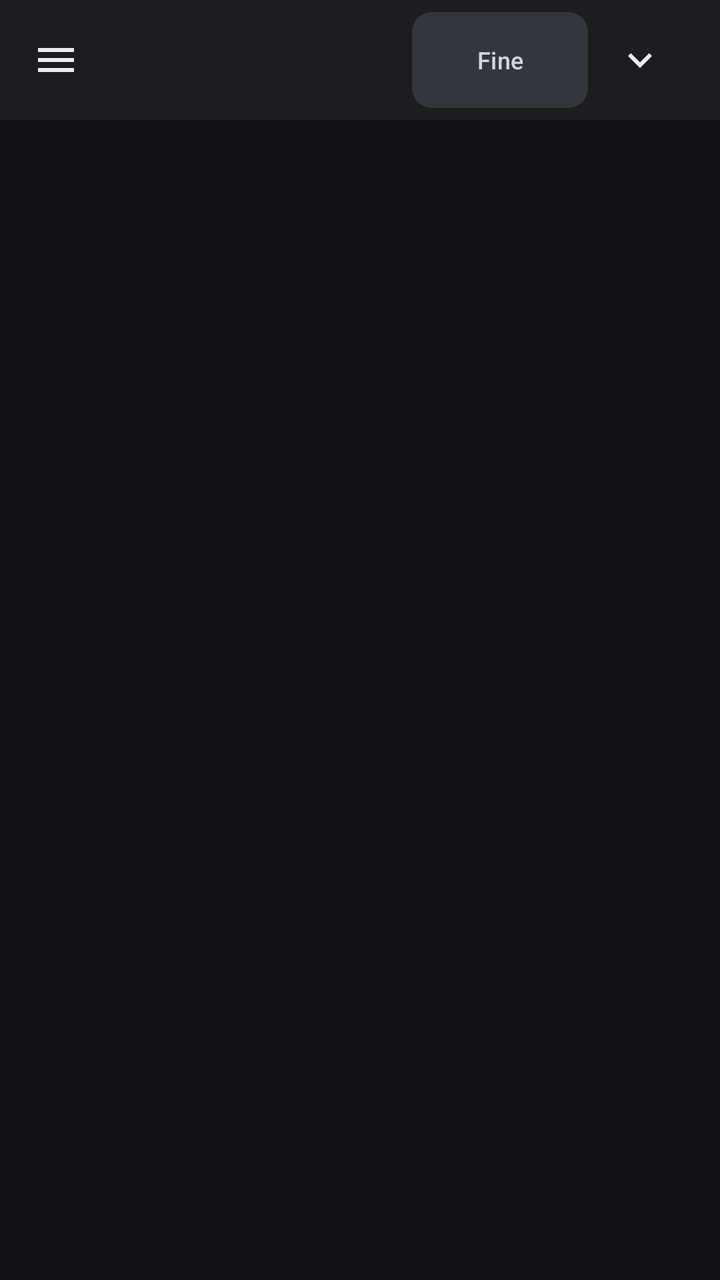
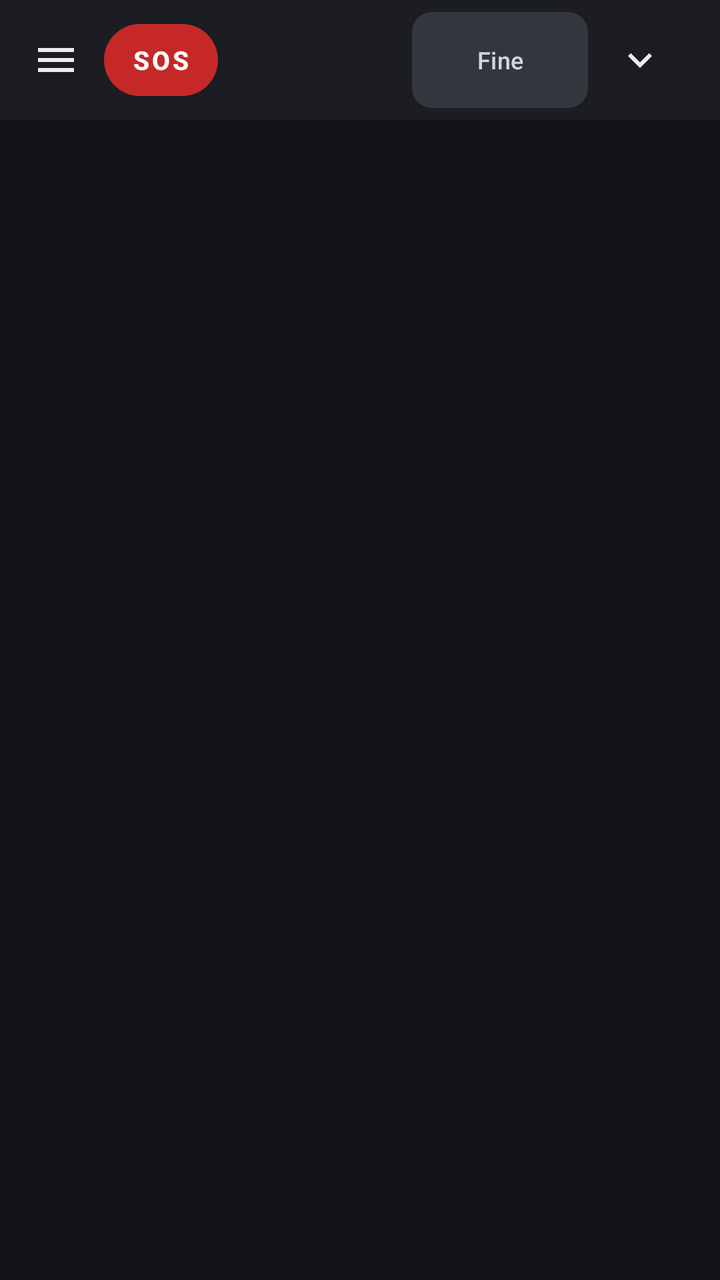

An Android layout rendered at two revisions. The XML below is the earlier revision; the diff shows what the commit changed to produce the second picture.
<!-- AndroidManifest.xml: application theme Theme.CLMix -->
<!-- res/layout/activity_mixer.xml -->
<?xml version="1.0" encoding="utf-8"?>
<androidx.drawerlayout.widget.DrawerLayout
    xmlns:android="http://schemas.android.com/apk/res/android"
    xmlns:app="http://schemas.android.com/apk/res-auto"
    android:id="@+id/drawer_layout"
    android:layout_width="match_parent"
    android:layout_height="match_parent">

    <androidx.coordinatorlayout.widget.CoordinatorLayout
        android:layout_width="match_parent"
        android:layout_height="match_parent">

    
    <LinearLayout
        android:id="@+id/mixer_column"
        android:layout_width="match_parent"
        android:layout_height="match_parent"
        android:orientation="vertical"
        android:paddingBottom="@dimen/aux_sheet_peek"
        android:background="?android:attr/colorBackground">

        <LinearLayout
            android:id="@+id/top_bar"
            android:layout_width="match_parent"
            android:layout_height="wrap_content"
            android:orientation="horizontal"
            android:background="?attr/colorSurface"
            android:paddingHorizontal="8dp"
            android:paddingVertical="6dp"
            android:gravity="center_vertical">

            <ImageButton
                android:id="@+id/menu_button"
                android:layout_width="40dp"
                android:layout_height="40dp"
                android:layout_marginEnd="4dp"
                android:background="?attr/selectableItemBackgroundBorderless"
                android:contentDescription="Menu"
                android:src="@drawable/ic_menu" />

            
            <Space
                android:layout_width="0dp"
                android:layout_height="1dp"
                android:layout_weight="1" />

            <com.google.android.material.button.MaterialButton
                android:id="@+id/smooth_button"
                style="@style/Widget.Material3.Button.TonalButton"
                android:layout_width="wrap_content"
                android:layout_height="wrap_content"
                android:layout_marginStart="10dp"
                android:text="Fine"
                android:textSize="12sp"
                android:insetTop="0dp"
                android:insetBottom="0dp"
                app:cornerRadius="10dp"
                app:backgroundTint="@color/mute_inactive"
                android:textColor="@color/on_mute_inactive" />

            
            <ImageButton
                android:id="@+id/bank_toggle"
                android:layout_width="40dp"
                android:layout_height="40dp"
                android:layout_marginStart="6dp"
                android:background="?attr/selectableItemBackgroundBorderless"
                android:contentDescription="Show banks"
                android:src="@drawable/ic_arrow_down" />

            <TextView
                android:id="@+id/status_label"
                android:layout_width="wrap_content"
                android:layout_height="wrap_content"
                android:layout_marginStart="12dp"
                android:textColor="?attr/colorError"
                android:text="" />

        </LinearLayout>

        
        <androidx.recyclerview.widget.RecyclerView
            android:id="@+id/bank_recycler"
            android:layout_width="match_parent"
            android:layout_height="wrap_content"
            android:background="?attr/colorSurface"
            android:paddingHorizontal="9dp"
            android:paddingTop="2dp"
            android:paddingBottom="10dp"
            android:visibility="gone" />

        <androidx.recyclerview.widget.RecyclerView
            android:id="@+id/channel_recycler"
            android:layout_width="match_parent"
            android:layout_height="0dp"
            android:layout_weight="1"
            android:orientation="horizontal"
            android:clipToPadding="false"
            android:padding="10dp" />

    </LinearLayout>

    
    <LinearLayout
        android:id="@+id/aux_sheet"
        android:layout_width="match_parent"
        android:layout_height="0dp"
        android:orientation="vertical"
        android:background="?attr/colorSurface"
        android:elevation="12dp"
        app:behavior_peekHeight="@dimen/aux_sheet_peek"
        app:behavior_hideable="false"
        app:layout_behavior="com.google.android.material.bottomsheet.BottomSheetBehavior">

        
        <LinearLayout
            android:id="@+id/aux_handle"
            android:layout_width="match_parent"
            android:layout_height="@dimen/aux_sheet_peek"
            android:orientation="horizontal"
            android:gravity="center_vertical"
            android:background="?attr/selectableItemBackground"
            android:paddingHorizontal="12dp">

            <ImageView
                android:id="@+id/aux_arrow_start"
                android:layout_width="26dp"
                android:layout_height="26dp"
                android:contentDescription="@null"
                android:src="@drawable/ic_arrow_up"
                app:tint="@color/on_surface_variant" />

            <TextView
                android:id="@+id/current_aux_label"
                android:layout_width="0dp"
                android:layout_height="wrap_content"
                android:layout_weight="1"
                android:gravity="center"
                android:maxLines="1"
                android:ellipsize="end"
                android:textSize="15sp"
                android:textStyle="bold"
                android:textColor="@color/primary"
                android:text="" />

            <ImageView
                android:id="@+id/aux_arrow_end"
                android:layout_width="26dp"
                android:layout_height="26dp"
                android:contentDescription="@null"
                android:src="@drawable/ic_arrow_up"
                app:tint="@color/on_surface_variant" />

        </LinearLayout>

        <androidx.recyclerview.widget.RecyclerView
            android:id="@+id/aux_sheet_recycler"
            android:layout_width="match_parent"
            android:layout_height="0dp"
            android:layout_weight="1"
            android:clipToPadding="false"
            android:paddingBottom="10dp" />

    </LinearLayout>

    

    
    <View
        android:id="@+id/landscape_scrim"
        android:layout_width="match_parent"
        android:layout_height="match_parent"
        android:background="#99000000"
        android:visibility="gone" />

    <LinearLayout
        android:id="@+id/landscape_panel"
        android:layout_width="@dimen/landscape_panel_width"
        android:layout_height="match_parent"
        android:layout_gravity="end"
        android:orientation="vertical"
        android:background="?attr/colorSurface"
        android:elevation="10dp"
        android:visibility="gone">

        <TextView
            android:id="@+id/landscape_panel_title"
            android:layout_width="match_parent"
            android:layout_height="wrap_content"
            android:paddingHorizontal="16dp"
            android:paddingTop="14dp"
            android:paddingBottom="8dp"
            android:textSize="13sp"
            android:textStyle="bold"
            android:textColor="@color/on_surface_variant" />

        
        <FrameLayout
            android:id="@+id/landscape_panel_menu_host"
            android:layout_width="match_parent"
            android:layout_height="0dp"
            android:layout_weight="1"
            android:visibility="gone" />

        <androidx.recyclerview.widget.RecyclerView
            android:id="@+id/landscape_panel_recycler"
            android:layout_width="match_parent"
            android:layout_height="0dp"
            android:layout_weight="1"
            android:clipToPadding="false"
            android:paddingHorizontal="9dp"
            android:paddingBottom="10dp" />

    </LinearLayout>

    <LinearLayout
        android:id="@+id/landscape_sidebar"
        android:layout_width="@dimen/landscape_sidebar_width"
        android:layout_height="match_parent"
        android:layout_gravity="end"
        android:orientation="vertical"
        android:background="?attr/colorSurface"
        android:elevation="12dp"
        android:gravity="center_horizontal"
        android:visibility="gone">

        <ImageButton
            android:id="@+id/sidebar_menu_button"
            android:layout_width="44dp"
            android:layout_height="44dp"
            android:layout_marginTop="10dp"
            android:background="?attr/selectableItemBackgroundBorderless"
            android:contentDescription="Menu"
            android:src="@drawable/ic_menu" />

        <LinearLayout
            android:id="@+id/sidebar_aux_button"
            android:layout_width="match_parent"
            android:layout_height="wrap_content"
            android:orientation="vertical"
            android:gravity="center"
            android:layout_marginTop="8dp"
            android:paddingVertical="10dp"
            android:background="?attr/selectableItemBackground"
            android:clickable="true"
            android:focusable="true">

            <ImageView
                android:id="@+id/sidebar_aux_arrow"
                android:layout_width="24dp"
                android:layout_height="24dp"
                android:contentDescription="@null"
                android:src="@drawable/ic_chevron_left"
                app:tint="@color/primary" />

            <TextView
                android:layout_width="wrap_content"
                android:layout_height="wrap_content"
                android:text="AUX"
                android:textSize="11sp"
                android:textStyle="bold"
                android:textColor="?attr/colorOnSurface" />

        </LinearLayout>

        
        <Space
            android:layout_width="1dp"
            android:layout_height="0dp"
            android:layout_weight="1" />

        <LinearLayout
            android:id="@+id/sidebar_bank_button"
            android:layout_width="match_parent"
            android:layout_height="wrap_content"
            android:orientation="vertical"
            android:gravity="center"
            android:paddingVertical="10dp"
            android:background="?attr/selectableItemBackground"
            android:clickable="true"
            android:focusable="true">

            <ImageView
                android:id="@+id/sidebar_bank_arrow"
                android:layout_width="24dp"
                android:layout_height="24dp"
                android:contentDescription="@null"
                android:src="@drawable/ic_chevron_left"
                app:tint="@color/primary" />

            <TextView
                android:layout_width="wrap_content"
                android:layout_height="wrap_content"
                android:text="BANK"
                android:textSize="11sp"
                android:textStyle="bold"
                android:textColor="?attr/colorOnSurface" />

        </LinearLayout>

        <com.google.android.material.button.MaterialButton
            android:id="@+id/sidebar_smooth_button"
            style="@style/Widget.Material3.Button.TonalButton"
            android:layout_width="48dp"
            android:layout_height="38dp"
            android:layout_marginTop="8dp"
            android:layout_marginBottom="12dp"
            android:text="Fine"
            android:textSize="11sp"
            android:insetTop="0dp"
            android:insetBottom="0dp"
            android:paddingHorizontal="0dp"
            app:cornerRadius="10dp"
            app:backgroundTint="@color/mute_inactive"
            android:textColor="@color/on_mute_inactive" />

    </LinearLayout>

    </androidx.coordinatorlayout.widget.CoordinatorLayout>

    
    <LinearLayout
        android:id="@+id/menu_content"
        android:layout_width="280dp"
        android:layout_height="match_parent"
        android:layout_gravity="start"
        android:orientation="vertical"
        android:background="?attr/colorSurface"
        android:elevation="8dp">

        
        <Space
            android:layout_width="match_parent"
            android:layout_height="0dp"
            android:layout_weight="1" />

        <com.google.android.material.button.MaterialButton
            android:id="@+id/presets_button"
            style="@style/Widget.Material3.Button.TonalButton"
            android:layout_width="match_parent"
            android:layout_height="wrap_content"
            android:layout_marginHorizontal="14dp"
            android:layout_marginTop="10dp"
            android:text="Presets"
            app:cornerRadius="10dp"
            app:backgroundTint="@color/mute_inactive"
            android:textColor="@color/on_mute_inactive" />

        
        <LinearLayout
            android:id="@+id/presets_expanded"
            android:layout_width="match_parent"
            android:layout_height="wrap_content"
            android:orientation="horizontal"
            android:layout_marginHorizontal="14dp"
            android:layout_marginTop="8dp"
            android:visibility="gone">

            <com.google.android.material.button.MaterialButton
                android:id="@+id/preset_save_button"
                style="@style/Widget.Material3.Button.TonalButton"
                android:layout_width="0dp"
                android:layout_height="wrap_content"
                android:layout_weight="1"
                android:layout_marginEnd="6dp"
                android:text="Save"
                app:cornerRadius="10dp" />

            <com.google.android.material.button.MaterialButton
                android:id="@+id/preset_load_button"
                style="@style/Widget.Material3.Button.TonalButton"
                android:layout_width="0dp"
                android:layout_height="wrap_content"
                android:layout_weight="1"
                android:layout_marginStart="6dp"
                android:text="Load"
                app:cornerRadius="10dp" />

        </LinearLayout>

        
        <com.google.android.material.button.MaterialButton
            android:id="@+id/custom_banks_button"
            style="@style/Widget.Material3.Button.TonalButton"
            android:layout_width="match_parent"
            android:layout_height="wrap_content"
            android:layout_marginHorizontal="14dp"
            android:layout_marginTop="10dp"
            android:text="Custom Banks"
            android:visibility="gone"
            app:cornerRadius="10dp"
            app:backgroundTint="@color/mute_inactive"
            android:textColor="@color/on_mute_inactive" />

        
        <LinearLayout
            android:layout_width="match_parent"
            android:layout_height="wrap_content"
            android:orientation="horizontal"
            android:layout_margin="14dp">

            <com.google.android.material.button.MaterialButton
                android:id="@+id/back_button"
                style="@style/Widget.Material3.Button.TonalButton"
                android:layout_width="0dp"
                android:layout_height="wrap_content"
                android:layout_weight="1"
                android:layout_marginEnd="6dp"
                android:text="Back"
                app:cornerRadius="10dp"
                app:backgroundTint="@color/mute_inactive"
                android:textColor="@color/on_mute_inactive" />

            <com.google.android.material.button.MaterialButton
                android:id="@+id/logout_button"
                android:layout_width="0dp"
                android:layout_height="wrap_content"
                android:layout_weight="1"
                android:layout_marginStart="6dp"
                android:text="Log Out"
                app:cornerRadius="10dp" />

        </LinearLayout>

    </LinearLayout>

</androidx.drawerlayout.widget.DrawerLayout>
<!-- resources referenced by this layout -->
<resources>
  <color name="mute_inactive">#33363C</color>
  <color name="on_mute_inactive">#D3D6DC</color>
  <color name="on_surface_variant">#A9ACB4</color>
  <color name="primary">#6C93FF</color>
  <dimen name="aux_sheet_peek">52dp</dimen>
  <dimen name="landscape_panel_width">300dp</dimen>
  <dimen name="landscape_sidebar_width">58dp</dimen>
  <!-- drawable ic_arrow_down (drawable) -->
  <vector xmlns:android="http://schemas.android.com/apk/res/android"
      android:width="24dp"
      android:height="24dp"
      android:viewportWidth="24"
      android:viewportHeight="24">
      <path
          android:fillColor="@color/on_surface"
          android:pathData="M7.4,8.6 L12,13.2 L16.6,8.6 L18,10 L12,16 L6,10 Z" />
  </vector>
  <!-- drawable ic_arrow_up (drawable) -->
  <vector xmlns:android="http://schemas.android.com/apk/res/android"
      android:width="24dp"
      android:height="24dp"
      android:viewportWidth="24"
      android:viewportHeight="24"
      android:tint="@color/on_surface_variant">
      <path
          android:fillColor="@android:color/white"
          android:pathData="M7.4,15.4 L12,10.8 L16.6,15.4 L18,14 L12,8 L6,14 Z" />
  </vector>
  <!-- drawable ic_chevron_left (drawable) -->
  <vector xmlns:android="http://schemas.android.com/apk/res/android"
      android:width="24dp"
      android:height="24dp"
      android:viewportWidth="24"
      android:viewportHeight="24">
      <path
          android:fillColor="@android:color/white"
          android:pathData="M15.41,7.41L14,6l-6,6 6,6 1.41,-1.41L10.83,12z" />
  </vector>
  <!-- drawable ic_menu (drawable) -->
  <vector xmlns:android="http://schemas.android.com/apk/res/android"
      android:width="24dp"
      android:height="24dp"
      android:viewportWidth="24"
      android:viewportHeight="24">
      <path
          android:fillColor="@color/on_surface"
          android:pathData="M3,6h18v2H3z M3,11h18v2H3z M3,16h18v2H3z" />
  </vector>
  <style name="Theme.CLMix" parent="Theme.Material3.Dark.NoActionBar">
          <item name="colorPrimary">@color/primary</item>
          <item name="colorOnPrimary">@color/on_primary</item>
          <item name="colorSecondary">@color/secondary</item>
          <item name="colorOnSecondary">@color/on_secondary</item>
          <item name="android:colorBackground">@color/background</item>
          <item name="colorSurface">@color/surface</item>
          <item name="colorOnSurface">@color/on_surface</item>
          <item name="colorSurfaceVariant">@color/surface_variant</item>
          <item name="colorOnSurfaceVariant">@color/on_surface_variant</item>
          <item name="colorError">@color/mute_active</item>
      </style>
  <color name="on_surface">#ECEDF0</color>
  <color name="on_primary">#0B1530</color>
  <color name="secondary">#3FCF8E</color>
  <color name="on_secondary">#052A18</color>
  <color name="background">#121317</color>
  <color name="surface">#1B1D22</color>
  <color name="surface_variant">#25272E</color>
  <color name="mute_active">#FF6B62</color>
</resources>

<!-- the commit's change to res/layout/activity_mixer.xml (unified diff, before → after) -->
@@ -37,6 +37,26 @@
                 android:background="?attr/selectableItemBackgroundBorderless"
                 android:contentDescription="Menu"
                 android:src="@drawable/ic_menu" />
+
+            
+            <com.google.android.material.button.MaterialButton
+                android:id="@+id/sos_button"
+                style="@style/Widget.Material3.Button"
+                android:layout_width="wrap_content"
+                android:layout_height="wrap_content"
+                android:minWidth="0dp"
+                android:minHeight="36dp"
+                android:paddingHorizontal="14dp"
+                android:text="SOS"
+                android:textSize="13sp"
+                android:textStyle="bold"
+                android:letterSpacing="0.1"
+                android:insetTop="0dp"
+                android:insetBottom="0dp"
+                android:contentDescription="SOS - call the sound engineer"
+                app:cornerRadius="18dp"
+                app:backgroundTint="@color/sos"
+                android:textColor="@android:color/white" />
 
             
             <Space
@@ -232,6 +252,25 @@
             android:background="?attr/selectableItemBackgroundBorderless"
             android:contentDescription="Menu"
             android:src="@drawable/ic_menu" />
+
+        <com.google.android.material.button.MaterialButton
+            android:id="@+id/sidebar_sos_button"
+            style="@style/Widget.Material3.Button"
+            android:layout_width="wrap_content"
+            android:layout_height="wrap_content"
+            android:layout_marginTop="6dp"
+            android:minWidth="0dp"
+            android:minHeight="32dp"
+            android:paddingHorizontal="10dp"
+            android:text="SOS"
+            android:textSize="12sp"
+            android:textStyle="bold"
+            android:insetTop="0dp"
+            android:insetBottom="0dp"
+            android:contentDescription="SOS - call the sound engineer"
+            app:cornerRadius="16dp"
+            app:backgroundTint="@color/sos"
+            android:textColor="@android:color/white" />
 
         <LinearLayout
             android:id="@+id/sidebar_aux_button"
<!-- resource entries referenced after the edit -->
@@ -4,6 +4,7 @@
   <color name="on_mute_inactive">#D3D6DC</color>
   <color name="on_surface_variant">#A9ACB4</color>
   <color name="primary">#6C93FF</color>
+  <color name="sos">#C62828</color>
   <dimen name="aux_sheet_peek">52dp</dimen>
   <dimen name="landscape_panel_width">300dp</dimen>
   <dimen name="landscape_sidebar_width">58dp</dimen>
